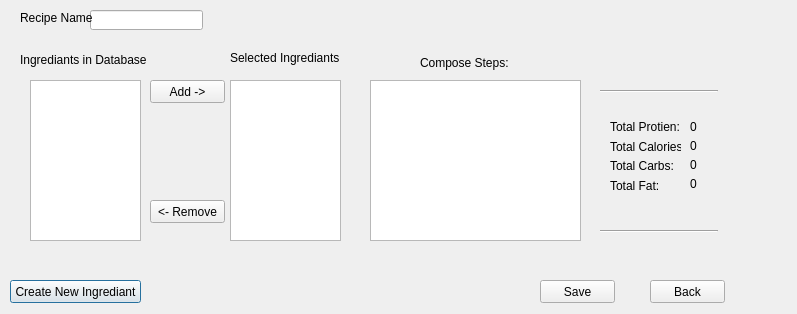
escobaros-dos/mealplanner, file mealplanner/createrecipewindow.ui: the form before one commit.
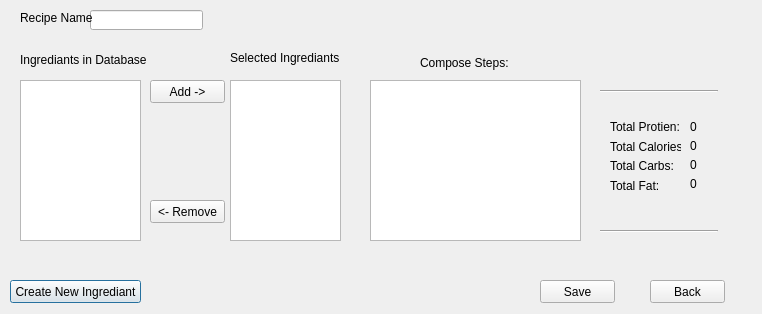
The form after the commit.

Diff of the .ui file:
```diff
--- a/mealplanner/createrecipewindow.ui
+++ b/mealplanner/createrecipewindow.ui
@@ -6,7 +6,7 @@
    <rect>
     <x>0</x>
     <y>0</y>
-    <width>797</width>
+    <width>762</width>
     <height>314</height>
    </rect>
   </property>
@@ -130,9 +130,9 @@
   <widget class="QListWidget" name="listWidget">
    <property name="geometry">
     <rect>
-     <x>30</x>
+     <x>20</x>
      <y>80</y>
-     <width>111</width>
+     <width>121</width>
      <height>161</height>
     </rect>
    </property>
@@ -248,7 +248,7 @@
     <string>0</string>
    </property>
   </widget>
-  <widget class="QWidget" name="">
+  <widget class="QWidget" name="layoutWidget">
    <property name="geometry">
     <rect>
      <x>610</x>
```
